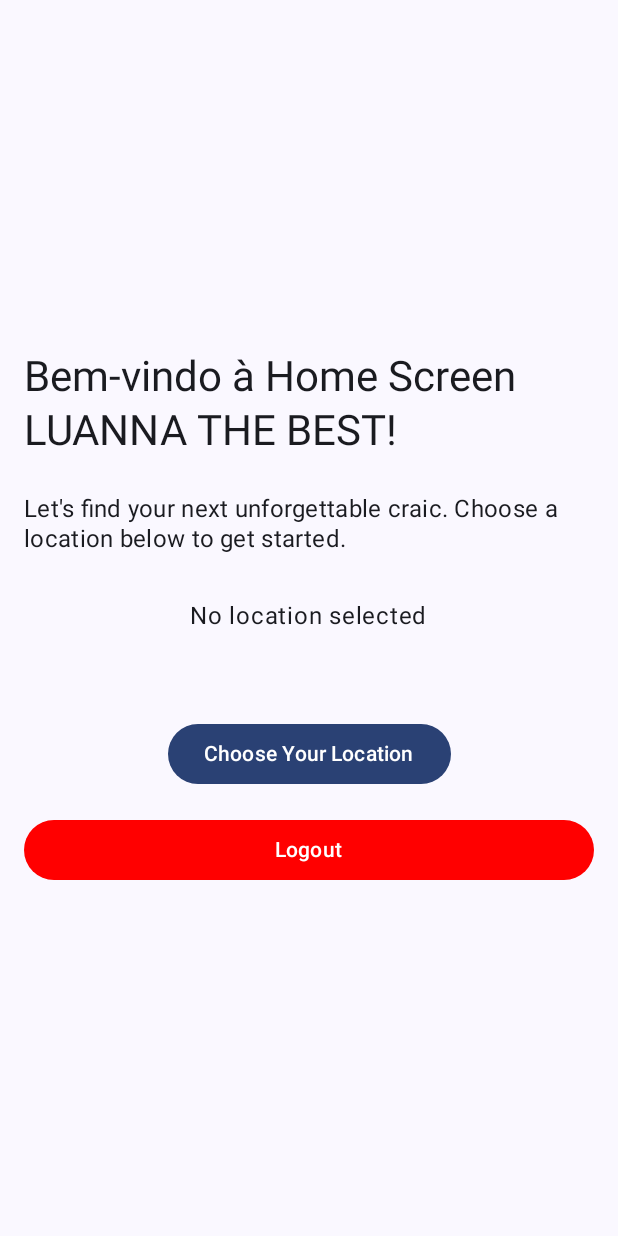
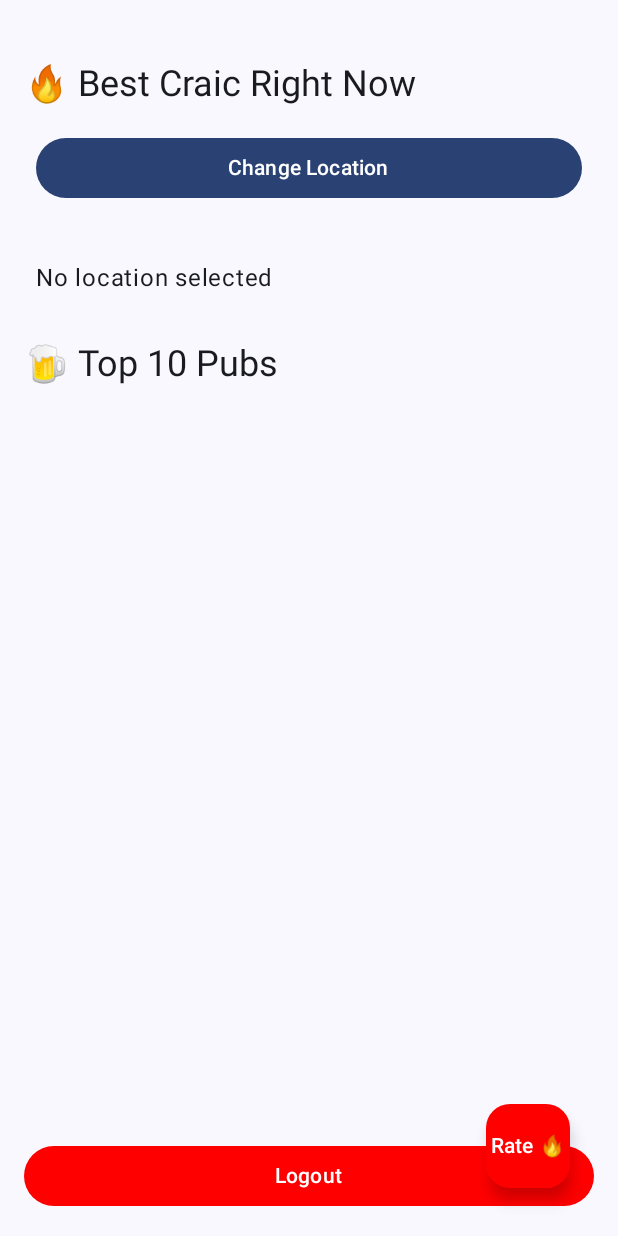
Before and after one commit to luandradevirginiamelo/Mob_DevFinalProject, an Android app built with Jetpack Compose: the composable HomeScreen shown on its own in the app's theme, on a phone screen of 412 x 824 dp. Run offline under Robolectric (Android 15) with nearby library versions, the phone set to English and light mode, and no system bars; our stand-ins replace Firebase (no records; nobody signed in at launch, a user with empty details on screens opened directly); 8 statements that could not run were skipped.

Commit message:
ALL LOGIN OK and Home GPS OK

```diff
--- a/app/build.gradle.kts
+++ b/app/build.gradle.kts
@@ -83,5 +83,9 @@ dependencies {
     implementation ("androidx.activity:activity-compose:1.5.1") // For permission handling in Compose
     implementation ("com.google.accompanist:accompanist-permissions:0.28.0")
     implementation ("com.google.android.gms:play-services-location:21.0.1")
+    implementation ("androidx.compose.ui:ui:1.3.0") // Adjust version if needed
+    implementation ("androidx.compose.material3:material3:1.0.0-alpha11") // Material 3 for Compose
+    implementation ("com.google.accompanist:accompanist-permissions:0.30.0") // Accompanist for permissions
+    implementation ("com.google.firebase:firebase-auth-ktx:21.1.0") // Firebase authentication (optional)
 
 }
--- a/app/src/main/java/com/example/finalproject_mobdev/ui/theme/HomeScreen.kt
+++ b/app/src/main/java/com/example/finalproject_mobdev/ui/theme/HomeScreen.kt
@@ -7,6 +7,8 @@ import android.content.Context
 import android.content.IntentSender
 import android.os.Looper
 import androidx.compose.foundation.layout.*
+import androidx.compose.foundation.lazy.LazyColumn
+import androidx.compose.foundation.lazy.items
 import androidx.compose.material3.*
 import androidx.compose.runtime.*
 import androidx.compose.ui.Alignment
@@ -15,21 +17,20 @@ import androidx.compose.ui.graphics.Color
 import androidx.compose.ui.platform.LocalContext
 import androidx.compose.ui.unit.dp
 import androidx.compose.ui.unit.sp
+import com.example.finalproject_mobdev.data.Pub
 import com.google.accompanist.permissions.*
-import com.google.firebase.auth.FirebaseAuth
 import com.google.android.gms.common.api.ResolvableApiException
 import com.google.android.gms.location.*
+import com.google.firebase.auth.FirebaseAuth
 import kotlin.math.*
 
 // Coordinates for Dublin and Limerick
-val DUBLIN_COORDINATES = Pair(53.3498, -6.2603) // Example coordinates for Dublin
-val LIMERICK_COORDINATES = Pair(52.6703343, -8.6289896) // Example coordinates for Limerick
+val DUBLIN_COORDINATES = Pair(53.3498, -6.2603)
+val LIMERICK_COORDINATES = Pair(52.6703343, -8.6289896)
 
 @OptIn(ExperimentalPermissionsApi::class)
 @Composable
-fun HomeScreen(
-    onLogout: () -> Unit // Callback to navigate back to the MainScreen after logout
-) {
+fun HomeScreen(onLogout: () -> Unit) {
     val context = LocalContext.current
     val fusedLocationClient = remember { LocationServices.getFusedLocationProviderClient(context) }
 
@@ -41,72 +42,99 @@ fun HomeScreen(
         )
     )
 
+    // State variables for location and pub info
     var locationText by remember { mutableStateOf("No location selected") }
-    var pubInfo by remember { mutableStateOf("") }
+    var pubs by remember { mutableStateOf(updatePubListBasedOnLocation(locationText)) }
 
     Box(
         modifier = Modifier
             .fillMaxSize()
-            .padding(16.dp),
-        contentAlignment = Alignment.Center
+            .padding(16.dp)
     ) {
-        Column(
-            horizontalAlignment = Alignment.CenterHorizontally
-        ) {
+        Column {
             Text(
-                "Bem-vindo à Home Screen LUANNA THE BEST!",
-                style = MaterialTheme.typography.headlineMedium
+                "🔥 Best Craic Right Now",
+                style = MaterialTheme.typography.headlineSmall,
+                modifier = Modifier.padding(top = 24.dp, bottom = 8.dp)
             )
+
+            // Change Location Button
+            Button(
+                onClick = {
+                    // Check if all location permissions are granted
+                    if (locationPermissionsState.allPermissionsGranted) {
+                        locationText = "Retrieving location..."
+                        pubs = emptyList()
+
+                        // Check if GPS is enabled, then request the new location
+                        checkIfGpsIsEnabled(context) {
+                            getCurrentLocation(context, fusedLocationClient) { location ->
+                                locationText = location ?: "Unable to retrieve location"
+                                pubs = updatePubListBasedOnLocation(locationText)
+                            }
+                        }
+                    } else {
+                        // Request location permissions
+                        locationPermissionsState.launchMultiplePermissionRequest()
+                    }
+                },
+                modifier = Modifier
+                    .fillMaxWidth()
+                    .padding(8.dp)
+            ) {
+                Text("Change Location")
+            }
 
             Spacer(modifier = Modifier.height(24.dp))
 
-            Text(
-                "Let's find your next unforgettable craic. Choose a location below to get started.",
-                style = MaterialTheme.typography.bodyMedium,
-                fontSize = 16.sp
-            )
-
-            Spacer(modifier = Modifier.height(24.dp))
-
+            // Display location and pub info
             Text(
                 text = locationText,
                 style = MaterialTheme.typography.bodyLarge,
                 modifier = Modifier.padding(8.dp)
             )
 
+            // List of Top 10 Pubs
             Text(
-                text = pubInfo,
-                style = MaterialTheme.typography.bodyLarge,
-                modifier = Modifier.padding(8.dp)
+                text = "🍺 Top 10 Pubs",
+                style = MaterialTheme.typography.headlineSmall,
+                modifier = Modifier.padding(top = 24.dp, bottom = 8.dp)
             )
 
-            Spacer(modifier = Modifier.height(16.dp))
-
-            Button(onClick = {
-                // Check if all location permissions are granted
-                if (locationPermissionsState.allPermissionsGranted) {
-                    // Reset state for new location selection
-                    locationText = "Retrieving location..."
-                    pubInfo = ""
-
-                    // Check if GPS is enabled, then request the new location
-                    checkIfGpsIsEnabled(context) {
-                        getCurrentLocation(context, fusedLocationClient) { location ->
-                            locationText = location ?: "Unable to retrieve location"
-                            pubInfo = determinePubInfo(locationText)
+            LazyColumn(
+                modifier = Modifier
+                    .fillMaxWidth()
+                    .weight(1f)
+            ) {
+                items(pubs) { pub ->
+                    Card(
+                        modifier = Modifier
+                            .fillMaxWidth()
+                            .padding(8.dp),
+                        elevation = CardDefaults.cardElevation(defaultElevation = 4.dp)
+                    ) {
+                        Row(
+                            modifier = Modifier.padding(16.dp),
+                            verticalAlignment = Alignment.CenterVertically
+                        ) {
+                            Column(
+                                modifier = Modifier.weight(1f)
+                            ) {
+                                Text(pub.name, style = MaterialTheme.typography.bodyLarge)
+                                Text("Craic Score: ${pub.craicScore} 🔥", style = MaterialTheme.typography.bodyMedium)
+                                Text(pub.comment, style = MaterialTheme.typography.bodySmall)
+                            }
+                            Button(onClick = { /* Handle rating functionality here */ }) {
+                                Text("Rate 🔥")
+                            }
                         }
                     }
-                } else {
-                    // Request location permissions
-                    locationPermissionsState.launchMultiplePermissionRequest()
                 }
-            }) {
-                Text("Choose Your Location")
             }
 
             Spacer(modifier = Modifier.height(16.dp))
 
-            // Logout button
+            // Logout Button
             Button(
                 onClick = {
                     FirebaseAuth.getInstance().signOut() // Sign out from Firebase
@@ -118,18 +146,49 @@ fun HomeScreen(
                 Text("Logout")
             }
         }
+
+        // Floating Action Button for rating
+        FloatingActionButton(
+            onClick = {
+                // Handle floating action button click for rating
+            },
+            modifier = Modifier
+                .align(Alignment.BottomEnd)
+                .padding(16.dp),
+            containerColor = Color.Red,
+            contentColor = Color.White
+        ) {
+            Text("Rate 🔥")
+        }
     }
+}
 
-    // Observe permission changes and take action when permissions are granted
-    LaunchedEffect(locationPermissionsState.allPermissionsGranted) {
-        if (locationPermissionsState.allPermissionsGranted) {
-            checkIfGpsIsEnabled(context) {
-                getCurrentLocation(context, fusedLocationClient) { location ->
-                    locationText = location ?: "Unable to retrieve location"
-                    pubInfo = determinePubInfo(locationText)
-                }
-            }
-        }
+// Function to update the pub list based on location
+private fun updatePubListBasedOnLocation(locationText: String): List<Pub> {
+    val locationParts = locationText.split(", ")
+    if (locationParts.size < 2) return emptyList()
+
+    val lat = locationParts[0].substringAfter("Lat: ").toDoubleOrNull() ?: return emptyList()
+    val lng = locationParts[1].substringAfter("Lng: ").toDoubleOrNull() ?: return emptyList()
+
+    val dublinDistance = calculateDistance(lat, lng, DUBLIN_COORDINATES.first, DUBLIN_COORDINATES.second)
+    val limerickDistance = calculateDistance(lat, lng, LIMERICK_COORDINATES.first, LIMERICK_COORDINATES.second)
+
+    return when {
+        dublinDistance < 10 -> listOf(
+            Pub("Dublin Pub A", 5, "Fantastic atmosphere!"),
+            Pub("Dublin Pub B", 4, "Great live music and crowd."),
+            Pub("Dublin Pub C", 3, "Relaxed vibe with good drinks.")
+        )
+        limerickDistance < 10 -> listOf(
+            Pub("Limerick Pub A", 5, "Lively crowd and great music."),
+            Pub("Limerick Pub B", 4, "Friendly staff and cool ambiance."),
+            Pub("Limerick Pub C", 3, "Nice spot for a casual night out.")
+        )
+        else -> listOf(
+            Pub("Generic Pub 1", 2, "Not in Dublin or Limerick"),
+            Pub("Generic Pub 2", 3, "Try Dublin or Limerick for better craic!")
+        )
     }
 }
 
@@ -158,29 +217,10 @@ private fun getCurrentLocation(
         }
     }
 
-    // Request new location updates each time the button is clicked
+    // Request new location updates
     fusedLocationClient.requestLocationUpdates(locationRequest, locationCallback, Looper.getMainLooper())
 }
 
-// Function to determine pub information based on coordinates
-private fun determinePubInfo(location: String): String {
-    val locationParts = location.split(", ")
-    if (locationParts.size < 2) return "Invalid location data"
-
-    val lat = locationParts[0].substringAfter("Lat: ").toDoubleOrNull() ?: return "Invalid latitude"
-    val lng = locationParts[1].substringAfter("Lng: ").toDoubleOrNull() ?: return "Invalid longitude"
-
-    val dublinDistance = calculateDistance(lat, lng, DUBLIN_COORDINATES.first, DUBLIN_COORDINATES.second)
-    val limerickDistance = calculateDistance(lat, lng, LIMERICK_COORDINATES.first, LIMERICK_COORDINATES.second)
-
-    return when {
-        dublinDistance < 10 -> "You are in Dublin! Check out Pub B."
-        limerickDistance < 10 -> "You are in Limerick! Check out Pub A."
-        else -> "Sorry, but you're out of the craic locations."
-    }
-}
-
-// Calculate distance between two coordinates using Haversine formula
 private fun calculateDistance(lat1: Double, lon1: Double, lat2: Double, lon2: Double): Double {
     val earthRadius = 6371.0 // Kilometers
 
@@ -195,11 +235,7 @@ private fun calculateDistance(lat1: Double, lon1: Double, lat2: Double, lon2: Do
 
 // Function to check if GPS is enabled and request to enable it if not
 private fun checkIfGpsIsEnabled(context: Context, onEnabled: () -> Unit) {
-    val activity = context as? Activity
-    if (activity == null) {
-        // If context is not an Activity, we can't show the GPS enable dialog
-        return
-    }
+    val activity = context as? Activity ?: return
 
     val locationRequest = LocationRequest.create().apply {
         priority = LocationRequest.PRIORITY_HIGH_ACCURACY
@@ -217,7 +253,7 @@ private fun checkIfGpsIsEnabled(context: Context, onEnabled: () -> Unit) {
             try {
                 exception.startResolutionForResult(activity, 1001)
             } catch (sendEx: IntentSender.SendIntentException) {
-                // Ignore the error.
+                // Ignore the error
             }
         }
     }
--- a/app/src/main/java/com/example/finalproject_mobdev/ui/theme/RegisterScreen.kt
+++ b/app/src/main/java/com/example/finalproject_mobdev/ui/theme/RegisterScreen.kt
@@ -44,7 +44,7 @@ fun RegisterScreen(
         TextField(
             value = name,
             onValueChange = { name = it },
-            label = { Text("Name") },
+            label = { Text("Name & Surname") },
             modifier = Modifier.fillMaxWidth()
         )
 
```
Also changed, not shown: app/src/main/java/com/example/finalproject_mobdev/Pub.kt (added, +7 -0 lines).
